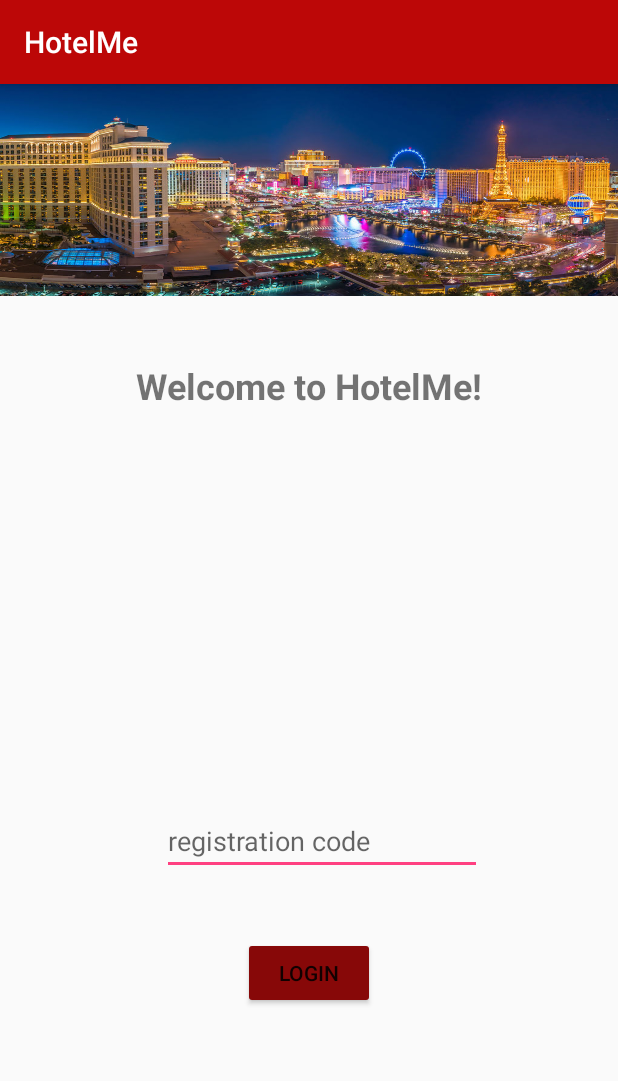
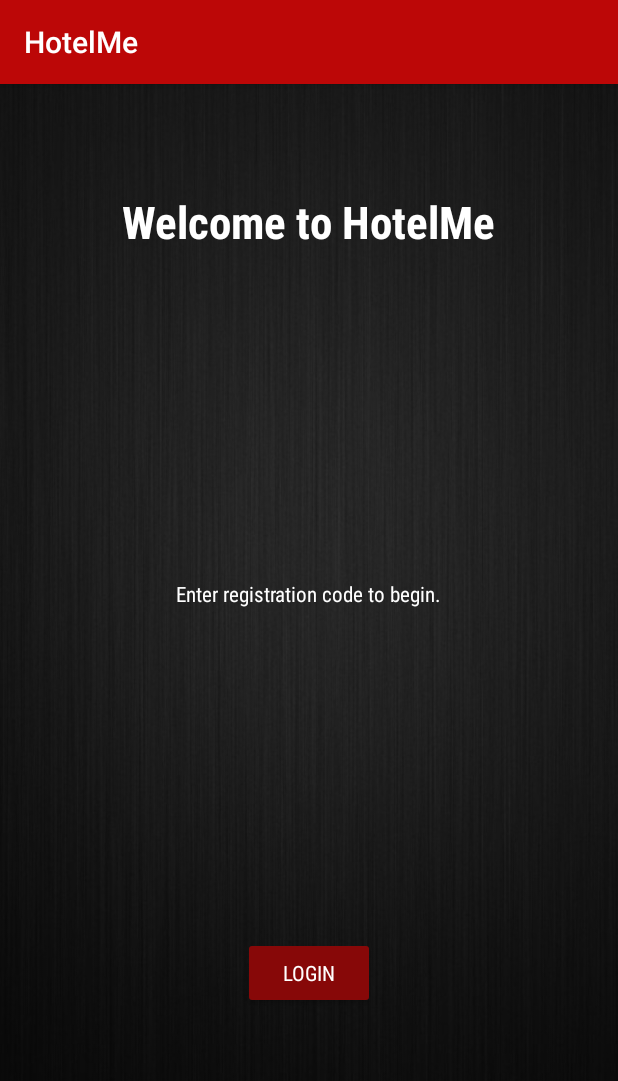
Before and after one commit to ElenaPMay/HackGT2017, an Android app: the screen it shows after launch (LoginActivity), on a phone screen of 412 x 824 dp. Shown: the top 1081 px of the screen. Run offline under Robolectric (Android 15) with nearby library versions, the phone set to English and light mode, and no system bars; our stand-ins replace Firebase (no records; nobody signed in at launch, a user with empty details on screens opened directly).

Commit message:
login ui

```diff
--- a/HotelMe/app/src/main/res/layout/activity_hotel_key.xml
+++ b/HotelMe/app/src/main/res/layout/activity_hotel_key.xml
@@ -76,8 +76,10 @@
         android:layout_centerHorizontal="true"
         android:layout_marginBottom="26dp"
         android:backgroundTint="@color/colorPrimaryDark"
+        android:fontFamily="sans-serif-condensed"
         android:onClick="onHomePressed"
         android:text="Home"
+        android:textColor="@color/common_google_signin_btn_text_dark_default"
         tools:layout_editor_absoluteX="171dp"
         tools:layout_editor_absoluteY="463dp" />
 </RelativeLayout>
--- a/HotelMe/app/src/main/res/layout/activity_login.xml
+++ b/HotelMe/app/src/main/res/layout/activity_login.xml
@@ -7,17 +7,6 @@
     android:layout_height="match_parent"
     tools:context="gatech.hotelme.Controller.LoginActivity">
 
-    <ImageView
-        android:id="@+id/login_screen_pic"
-        android:layout_width="367dp"
-        android:layout_height="141dp"
-        android:background="@drawable/hotels"
-        tools:layout_editor_absoluteX="9dp"
-        tools:layout_editor_absoluteY="16dp"
-        android:layout_alignParentTop="true"
-        android:layout_alignParentStart="true"
-        android:layout_alignParentEnd="true" />
-
     <Button
         android:id="@+id/login_button"
         android:layout_width="wrap_content"
@@ -26,8 +15,10 @@
         android:layout_centerHorizontal="true"
         android:layout_marginBottom="151dp"
         android:backgroundTint="@color/colorPrimaryDark"
+        android:fontFamily="sans-serif-condensed"
         android:onClick="onLoginPressed"
         android:text="Login"
+        android:textColor="@color/common_google_signin_btn_text_dark_default"
         tools:layout_editor_absoluteX="148dp"
         tools:layout_editor_absoluteY="218dp" />
 
@@ -35,22 +26,47 @@
         android:id="@+id/reg_code"
         android:layout_width="wrap_content"
         android:layout_height="wrap_content"
-        android:layout_above="@+id/login_button"
-        android:layout_alignEnd="@+id/welcome_text"
-        android:layout_marginBottom="41dp"
+        android:layout_centerHorizontal="true"
+        android:layout_centerVertical="true"
         android:ems="10"
+        android:fontFamily="sans-serif-condensed"
         android:hint="registration code "
-        android:inputType="textPersonName"/>
+        android:inputType="textPersonName"
+        android:textColor="@color/common_google_signin_btn_text_dark_default" />
+
+    <ImageView
+        android:id="@+id/imageView5"
+        android:layout_width="wrap_content"
+        android:layout_height="wrap_content"
+        app:srcCompat="@drawable/black_background"
+        android:scaleType="fitXY"
+        android:layout_alignParentTop="true"
+        android:layout_alignParentStart="true" />
 
     <TextView
-        android:id="@+id/welcome_text"
+        android:id="@+id/textView8"
         android:layout_width="wrap_content"
         android:layout_height="wrap_content"
-        android:layout_marginTop="43dp"
-        android:text="Welcome to HotelMe!"
-        android:textSize="24sp"
-        android:textStyle="bold"
-        android:layout_below="@+id/login_screen_pic"
-        android:layout_centerHorizontal="true" />
+        android:layout_alignParentTop="true"
+        android:layout_centerHorizontal="true"
+        android:layout_marginTop="71dp"
+        android:fontFamily="sans-serif-condensed"
+        android:text="Welcome to HotelMe"
+        android:textColor="@color/common_google_signin_btn_text_dark_default"
+        android:textSize="30sp"
+        android:textStyle="bold" />
+
+    <TextView
+        android:id="@+id/textView10"
+        android:layout_width="wrap_content"
+        android:layout_height="wrap_content"
+        android:layout_marginBottom="12dp"
+        android:fontFamily="sans-serif-condensed"
+        android:text="Enter registration code to begin."
+        android:textColor="@color/common_google_signin_btn_text_dark_default"
+        android:layout_above="@+id/reg_code"
+        android:layout_centerHorizontal="true" />;
+        android:layout_alignParentTop="true"
+        android:layout_alignParentEnd="true" />
 
 </RelativeLayout>
```
